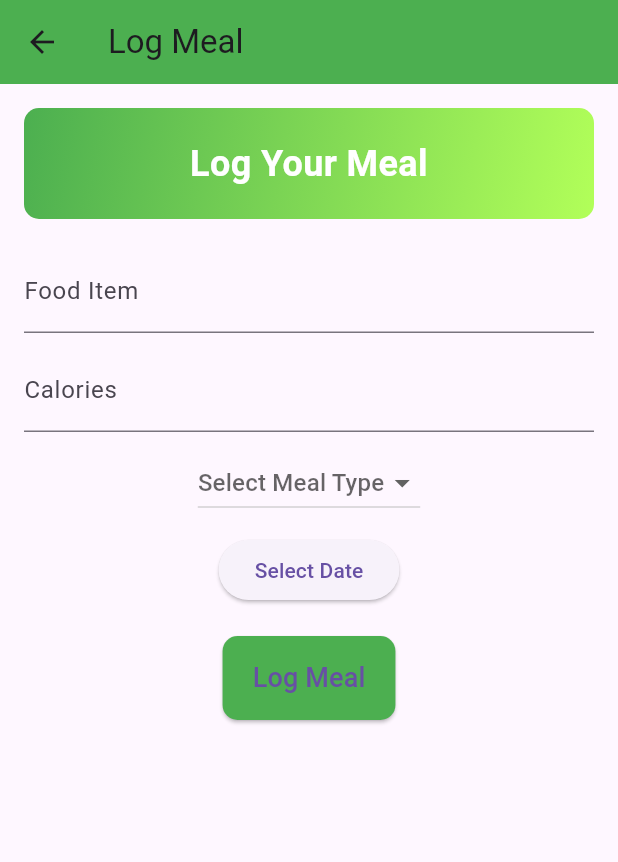
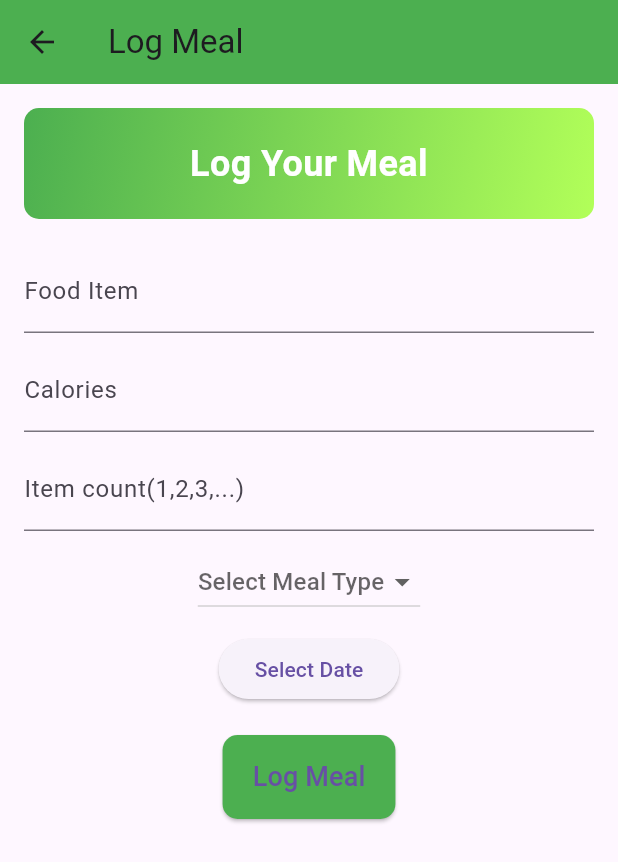
Before and after one commit to ZainabMaatouk20/WellnessPath, a Flutter app: the MealLogPage screen opened by its route, on a phone screen of 412 x 824 dp. Shown: the top 862 px of the screen. Run offline on Flutter 3.47's test engine with Material 3 defaults, Android fonts, the phone set to English and light mode, and no system bars; our stand-ins replace shared_preferences; accounts and stored records are empty.

Commit message:
Update meal_log_page.dart

```diff
--- a/lib/pages/meal_log_page.dart
+++ b/lib/pages/meal_log_page.dart
@@ -13,6 +13,7 @@ class MealLogPage extends StatefulWidget {
 class _MealLogPageState extends State<MealLogPage> {
   final TextEditingController _foodController = TextEditingController(); // Input for food item
   final TextEditingController _calorieController = TextEditingController(); // Input for calorie count
+  final TextEditingController _itemcountController = TextEditingController();
   String? _selectedMealType; // Dropdown selection for meal type
   DateTime? _selectedDate; // Meal date
 
@@ -35,6 +36,7 @@ class _MealLogPageState extends State<MealLogPage> {
         'user_id': userId.toString(),
         'food_item': _foodController.text,
         'calories': _calorieController.text,
+        'item_count':_itemcountController.text,
         'meal_type': _selectedMealType!,
         'date': _selectedDate!.toIso8601String(), // Format the date as ISO8601
       });
@@ -109,6 +111,13 @@ class _MealLogPageState extends State<MealLogPage> {
             ),
             const SizedBox(height: 10),
 
+            //Input field for item count
+              TextField(
+              controller: _itemcountController,
+              decoration: const InputDecoration(labelText: 'Item count(1,2,3,...)'),
+              keyboardType: TextInputType.number, // Numeric keyboard
+            ),
+            const SizedBox(height: 10),
             // Dropdown menu for meal type
             DropdownButton<String>(
               value: _selectedMealType,
```
